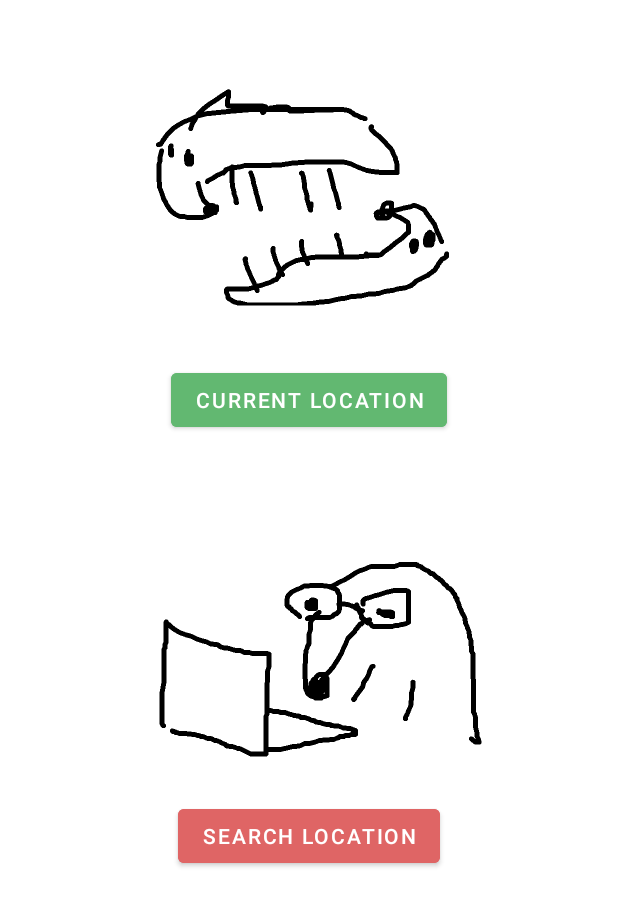
After one commit to jwson-automation/side_project_puppy_mobile, an Android app: the SelectLocationActivity screen opened directly, with no data from a screen before it, on a phone screen of 412 x 824 dp. The commit adds this screen. Shown: the top 906 px of the screen. Run offline under Robolectric (Android 15) with nearby library versions, the phone set to English and light mode, and no system bars.

Commit message:
[feat]<selectLocationActivity> 검색 버튼 화면 추가
: Current Location, Search Location 기준으로 각각의 호출을 요청하도록 중간 엑티비티 생성

```diff
--- a/app/src/main/AndroidManifest.xml
+++ b/app/src/main/AndroidManifest.xml
@@ -12,6 +12,9 @@
         android:supportsRtl="true"
         android:theme="@style/Theme.Side_project_puppy_mobile"
         tools:targetApi="31">
+        <activity
+            android:name=".SelectLocationActivity"
+            android:exported="false" />
         <activity
             android:name=".HomeActivity"
             android:exported="false">
@@ -47,7 +50,7 @@
                 android:name="android.app.lib_name"
                 android:value="" />
         </activity>
-        <activity android:name="com.example.side_project_puppy_mobile.ui.HomeActivity" />
+        <activity android:name=".ui.HomeActivity" />
     </application>
 
 </manifest>
--- a/app/src/main/java/com/example/side_project_puppy_mobile/MainActivity.kt
+++ b/app/src/main/java/com/example/side_project_puppy_mobile/MainActivity.kt
@@ -46,8 +46,8 @@ class MainActivity : AppCompatActivity() {
                 if (it.resultCode == RESULT_OK) {
                     Log.d(TAG, "onCreate: 로그인성공!")
 
-                    val homeIntet = Intent(this, HomeActivity::class.java)
-                    startActivity(homeIntet)
+                    val SelectLocationIntent = Intent(this, SelectLocationActivity::class.java)
+                    startActivity(SelectLocationIntent)
                 }else{
                     Log.d(TAG, "onCreate: 로그인실패!")
                     Toast.makeText(this,"구글 로그인이 실패했습니다.", Toast.LENGTH_SHORT).show()
--- /dev/null
+++ b/app/src/main/java/com/example/side_project_puppy_mobile/SelectLocationActivity.kt
@@ -0,0 +1,34 @@
+package com.example.side_project_puppy_mobile
+
+import android.content.Intent
+import androidx.appcompat.app.AppCompatActivity
+import android.os.Bundle
+import com.example.side_project_puppy_mobile.databinding.ActivityMainBinding
+import com.example.side_project_puppy_mobile.databinding.ActivitySelectLocationBinding
+import com.example.side_project_puppy_mobile.ui.HomeActivity
+
+class SelectLocationActivity : AppCompatActivity() {
+    val TAG = "MainActivity"
+
+    override fun onCreate(savedInstanceState: Bundle?) {
+        super.onCreate(savedInstanceState)
+//        setContentView(R.layout.activity_select_location)
+
+        var binding = ActivitySelectLocationBinding.inflate(layoutInflater)
+        setContentView(binding.root)
+
+        binding.SearchLocationBtn.setOnClickListener(){
+            val HomeActivityIntent = Intent(this, HomeActivity::class.java)
+            startActivity(HomeActivityIntent)
+        }
+
+        binding.CurrentLocationBtn.setOnClickListener(){
+            val HomeActivityIntent = Intent(this, HomeActivity::class.java)
+            startActivity(HomeActivityIntent)
+        }
+    }
+
+
+
+//
+}
--- /dev/null
+++ b/app/src/main/res/layout/activity_select_location.xml
@@ -0,0 +1,59 @@
+<?xml version="1.0" encoding="utf-8"?>
+<androidx.constraintlayout.widget.ConstraintLayout xmlns:android="http://schemas.android.com/apk/res/android"
+    xmlns:app="http://schemas.android.com/apk/res-auto"
+    xmlns:tools="http://schemas.android.com/tools"
+    android:layout_width="match_parent"
+    android:layout_height="match_parent"
+    tools:context=".SelectLocationActivity">
+
+    <Button
+        android:id="@+id/CurrentLocationBtn"
+        android:layout_width="wrap_content"
+        android:layout_height="wrap_content"
+        android:backgroundTint="#62B871"
+        android:text="Current Location"
+        app:layout_constraintBottom_toTopOf="@+id/SearchLocationBtn"
+        app:layout_constraintEnd_toEndOf="parent"
+        app:layout_constraintHorizontal_bias="0.5"
+        app:layout_constraintStart_toStartOf="parent"
+        app:layout_constraintTop_toTopOf="parent" />
+
+    <Button
+        android:id="@+id/SearchLocationBtn"
+        android:layout_width="wrap_content"
+        android:layout_height="wrap_content"
+        android:backgroundTint="#DF6565"
+        android:text="Search Location"
+        app:layout_constraintBottom_toBottomOf="parent"
+        app:layout_constraintEnd_toEndOf="parent"
+        app:layout_constraintHorizontal_bias="0.5"
+        app:layout_constraintStart_toStartOf="parent"
+        app:layout_constraintTop_toBottomOf="@+id/CurrentLocationBtn" />
+
+    <ImageView
+        android:id="@+id/imageView"
+        android:layout_width="250dp"
+        android:layout_height="250dp"
+        android:layout_marginStart="80dp"
+        android:layout_marginTop="16dp"
+        android:layout_marginEnd="81dp"
+        app:layout_constraintEnd_toEndOf="parent"
+        app:layout_constraintHorizontal_bias="0.0"
+        app:layout_constraintStart_toStartOf="parent"
+        app:layout_constraintTop_toTopOf="parent"
+        app:srcCompat="@drawable/cl" />
+
+    <ImageView
+        android:id="@+id/imageView2"
+        android:layout_width="250dp"
+        android:layout_height="250dp"
+        android:layout_marginStart="80dp"
+        android:layout_marginTop="32dp"
+        android:layout_marginEnd="81dp"
+        app:layout_constraintEnd_toEndOf="parent"
+        app:layout_constraintStart_toStartOf="parent"
+        app:layout_constraintTop_toBottomOf="@+id/CurrentLocationBtn"
+        app:srcCompat="@drawable/sl" />
+
+
+</androidx.constraintlayout.widget.ConstraintLayout>
```
Also changed, not shown: app/src/main/res/drawable/cl.png (added), app/src/main/res/drawable/sl.png (added).
